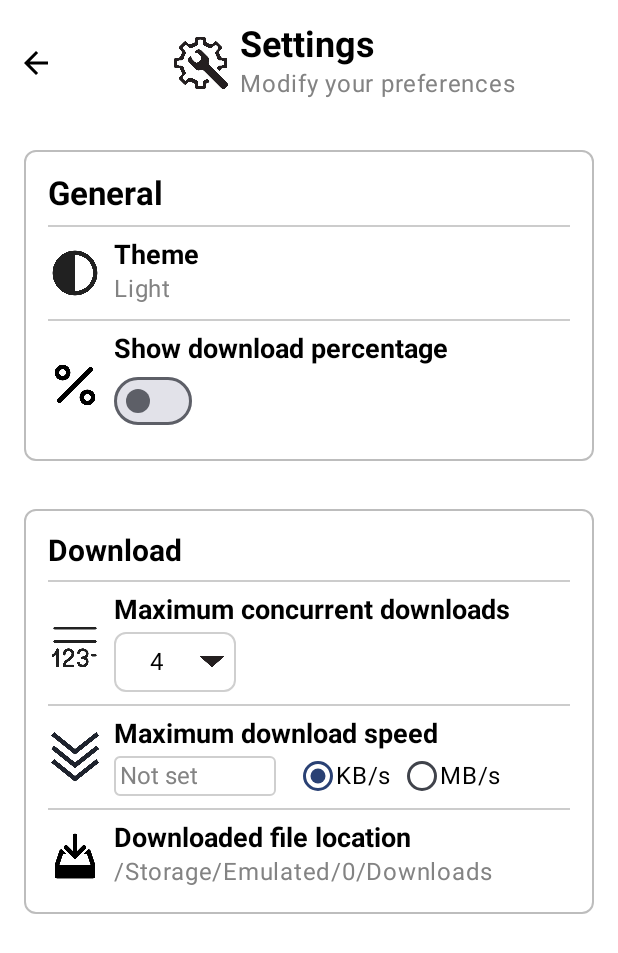
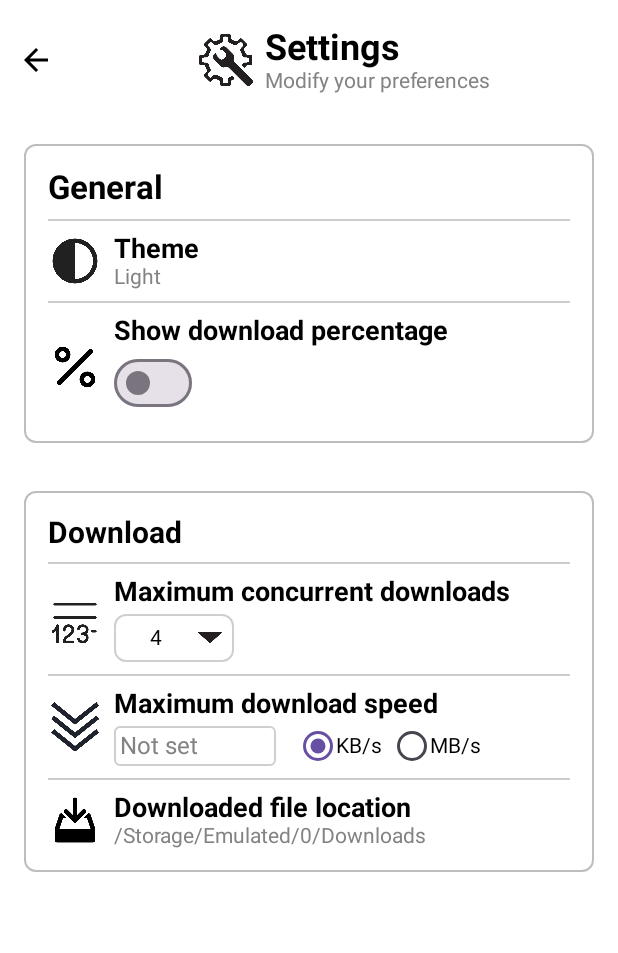
Before and after one commit to LuongPV/LeonEWorldDownloader, an Android app built with Jetpack Compose: the @Preview function SettingsScreenPreview, on a phone screen of 412 x 824 dp. Shown: the top 953 px of the screen. Run offline under Robolectric (Android 15) with nearby library versions, the phone set to English and light mode, and no system bars.

Commit message:
Remove Theme, consider adding later

```diff
--- a/app/src/main/java/com/lvp/leoneworlddownloader/ui/settings/SettingsScreen.kt
+++ b/app/src/main/java/com/lvp/leoneworlddownloader/ui/settings/SettingsScreen.kt
@@ -44,7 +44,6 @@ import androidx.compose.ui.unit.dp
 import androidx.compose.ui.unit.sp
 import com.lvp.leoneworlddownloader.R
 import com.lvp.leoneworlddownloader.ui.components.ValueSelectionDialog
-import com.lvp.leoneworlddownloader.ui.theme.LeonEWorldDownloaderTheme
 import com.lvp.leoneworlddownloader.utils.ComposableContent
 import com.lvp.leoneworlddownloader.utils.EmptyDataCallback
 import com.lvp.leoneworlddownloader.utils.SingleDataCallback
@@ -93,7 +92,10 @@ private fun TopBar(modifier: Modifier = Modifier, onBack: EmptyDataCallback) {
                 text = stringResource(R.string.txt_settings),
                 style = TextStyle(fontSize = 24.sp, fontWeight = FontWeight.Bold)
             )
-            Text(text = stringResource(R.string.txt_sub_modify_your_preferences), color = Color(0xFF838383))
+            Text(
+                text = stringResource(R.string.txt_sub_modify_your_preferences),
+                color = Color(0xFF838383)
+            )
         }
         Spacer(modifier = Modifier.weight(1f))
     }
@@ -401,7 +403,5 @@ private fun ItemSeparator(modifier: Modifier = Modifier) = Box(
 @Preview
 @Composable
 private fun SettingsScreenPreview() {
-    LeonEWorldDownloaderTheme {
-        SettingsScreen(modifier = Modifier.background(Color.White), onBack = {})
-    }
+    SettingsScreen(modifier = Modifier.background(Color.White), onBack = {})
 }
--- a/app/src/main/java/com/lvp/leoneworlddownloader/ui/splash/SplashScreen.kt
+++ b/app/src/main/java/com/lvp/leoneworlddownloader/ui/splash/SplashScreen.kt
@@ -27,7 +27,6 @@ import androidx.compose.ui.tooling.preview.Preview
 import androidx.compose.ui.unit.dp
 import com.lvp.leoneworlddownloader.R
 import com.lvp.leoneworlddownloader.ui.components.GifImage
-import com.lvp.leoneworlddownloader.ui.theme.LeonEWorldDownloaderTheme
 import com.lvp.leoneworlddownloader.utils.EmptyDataCallback
 import kotlinx.coroutines.delay
 
@@ -112,7 +111,5 @@ private const val DurationNavigateHome = 4000L
 @Preview(showBackground = true)
 @Composable
 fun SplashScreenNoAnimationPreview() {
-    LeonEWorldDownloaderTheme {
-        SplashScreen(onSplashFinished = {})
-    }
+    SplashScreen(onSplashFinished = {})
 }
--- a/app/src/main/java/com/lvp/leoneworlddownloader/ui/theme/Theme.kt
+++ /dev/null
@@ -1,70 +0,0 @@
-package com.lvp.leoneworlddownloader.ui.theme
-
-import android.app.Activity
-import android.os.Build
-import androidx.compose.foundation.isSystemInDarkTheme
-import androidx.compose.material3.MaterialTheme
-import androidx.compose.material3.darkColorScheme
-import androidx.compose.material3.dynamicDarkColorScheme
-import androidx.compose.material3.dynamicLightColorScheme
-import androidx.compose.material3.lightColorScheme
-import androidx.compose.runtime.Composable
-import androidx.compose.runtime.SideEffect
-import androidx.compose.ui.graphics.toArgb
-import androidx.compose.ui.platform.LocalContext
-import androidx.compose.ui.platform.LocalView
-import androidx.core.view.WindowCompat
-
-private val DarkColorScheme = darkColorScheme(
-    primary = Purple80,
-    secondary = PurpleGrey80,
-    tertiary = Pink80
-)
-
-private val LightColorScheme = lightColorScheme(
-    primary = Purple40,
-    secondary = PurpleGrey40,
-    tertiary = Pink40
-
-    /* Other default colors to override
-    background = Color(0xFFFFFBFE),
-    surface = Color(0xFFFFFBFE),
-    onPrimary = Color.White,
-    onSecondary = Color.White,
-    onTertiary = Color.White,
-    onBackground = Color(0xFF1C1B1F),
-    onSurface = Color(0xFF1C1B1F),
-    */
-)
-
-@Composable
-fun LeonEWorldDownloaderTheme(
-    darkTheme: Boolean = isSystemInDarkTheme(),
-    // Dynamic color is available on Android 12+
-    dynamicColor: Boolean = true,
-    content: @Composable () -> Unit
-) {
-    val colorScheme = when {
-        dynamicColor && Build.VERSION.SDK_INT >= Build.VERSION_CODES.S -> {
-            val context = LocalContext.current
-            if (darkTheme) dynamicDarkColorScheme(context) else dynamicLightColorScheme(context)
-        }
-
-        darkTheme -> DarkColorScheme
-        else -> LightColorScheme
-    }
-    val view = LocalView.current
-    if (!view.isInEditMode) {
-        SideEffect {
-            val window = (view.context as Activity).window
-            window.statusBarColor = colorScheme.primary.toArgb()
-            WindowCompat.getInsetsController(window, view).isAppearanceLightStatusBars = darkTheme
-        }
-    }
-
-    MaterialTheme(
-        colorScheme = colorScheme,
-        typography = Typography,
-        content = content
-    )
-}
```
Also changed, not shown: app/src/main/java/com/lvp/leoneworlddownloader/ui/MainActivity.kt (+5 -9 lines), app/src/main/java/com/lvp/leoneworlddownloader/ui/components/LEWDNavDrawerContent.kt (+4 -7 lines), app/src/main/java/com/lvp/leoneworlddownloader/ui/components/LEWDNavigationDrawer.kt (+7 -2 lines), app/src/main/java/com/lvp/leoneworlddownloader/ui/home/HomeScreen.kt (+5 -8 lines).
